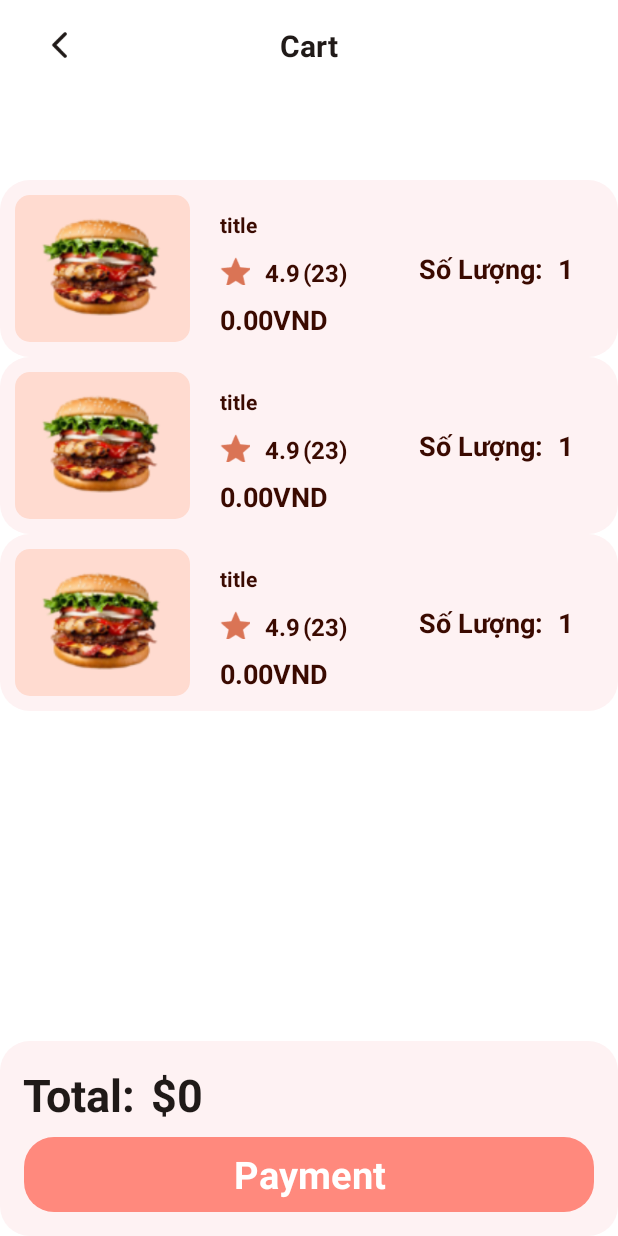
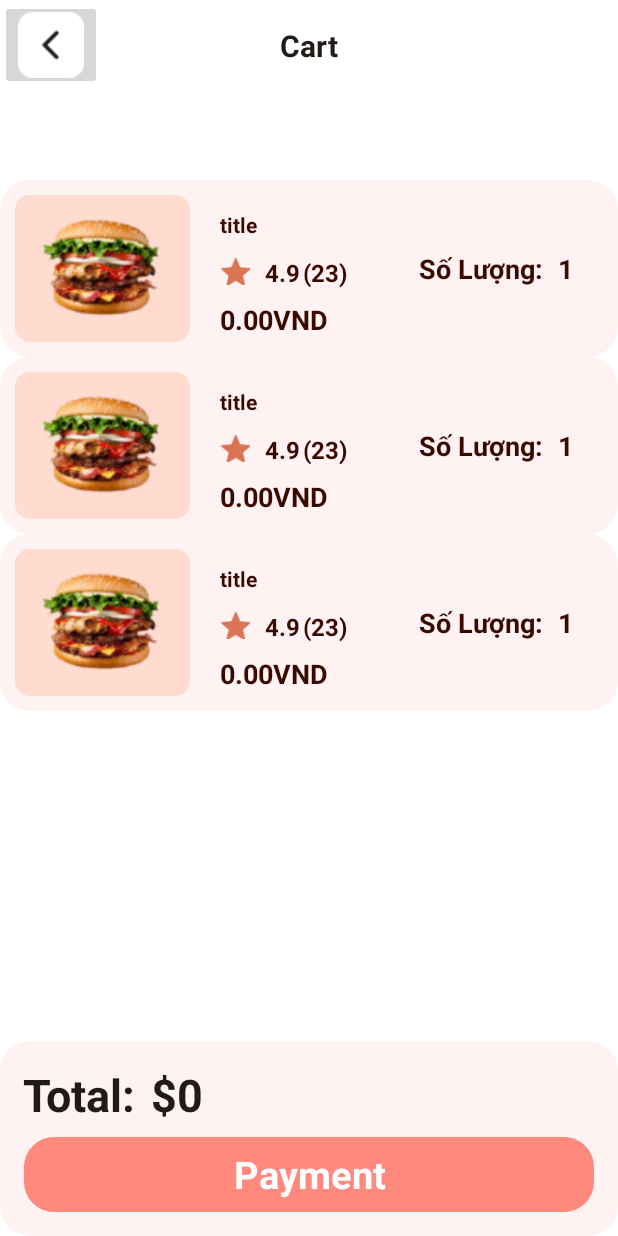
Before and after one commit to khoapham1003/FoodOrderingApp, an Android app: the layout activity_cart.xml on its own in the app's theme, with its tools: preview values and no code run, on a phone screen of 412 x 824 dp. Run offline under Robolectric (Android 15) with nearby library versions, the phone set to English and light mode, and no system bars.

Commit message:
fix cart view

```diff
--- a/FoodOrderingApp/app/src/main/res/layout/activity_cart.xml
+++ b/FoodOrderingApp/app/src/main/res/layout/activity_cart.xml
@@ -14,17 +14,13 @@
         app:layout_constraintStart_toStartOf="parent"
         app:layout_constraintTop_toTopOf="parent">
 
-        <ImageView
-            android:id="@+id/imageViewMinus_btn"
-            android:layout_width="40dp"
-            android:layout_height="40dp"
-            android:layout_marginStart="20dp"
-            android:layout_marginTop="15dp"
-            android:layout_marginBottom="15dp"
-            app:layout_constraintBottom_toBottomOf="parent"
+        <ImageButton
+            android:id="@+id/back_btn_cart"
+            android:layout_width="wrap_content"
+            android:layout_height="wrap_content"
             app:layout_constraintStart_toStartOf="parent"
             app:layout_constraintTop_toTopOf="parent"
-            app:srcCompat="@drawable/img_3" />
+            app:srcCompat="@drawable/back_arrow" />
 
         <TextView
             android:id="@+id/textView2"
```
Also changed, not shown: FoodOrderingApp/app/src/main/java/com/example/foodorderingapp/CartActivity.java (+31 -2 lines), FoodOrderingApp/app/src/main/java/com/example/foodorderingapp/CartAdapter.java (+22 -6 lines), FoodOrderingApp/app/src/main/java/com/example/foodorderingapp/listViewFoodActivity.java (+14 -9 lines), FoodOrderingApp/app/src/main/res/layout/product_page.xml (+11 -12 lines), 460 other files.
